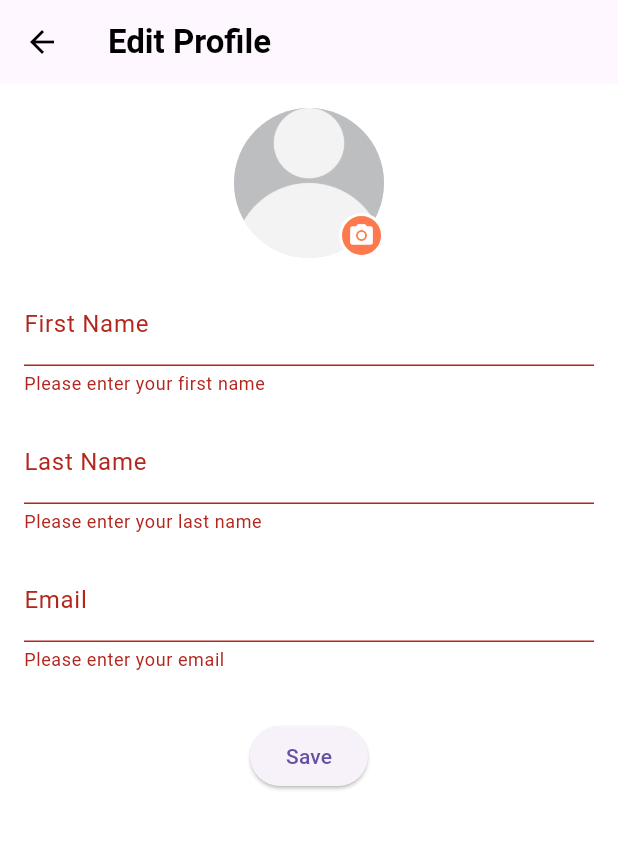
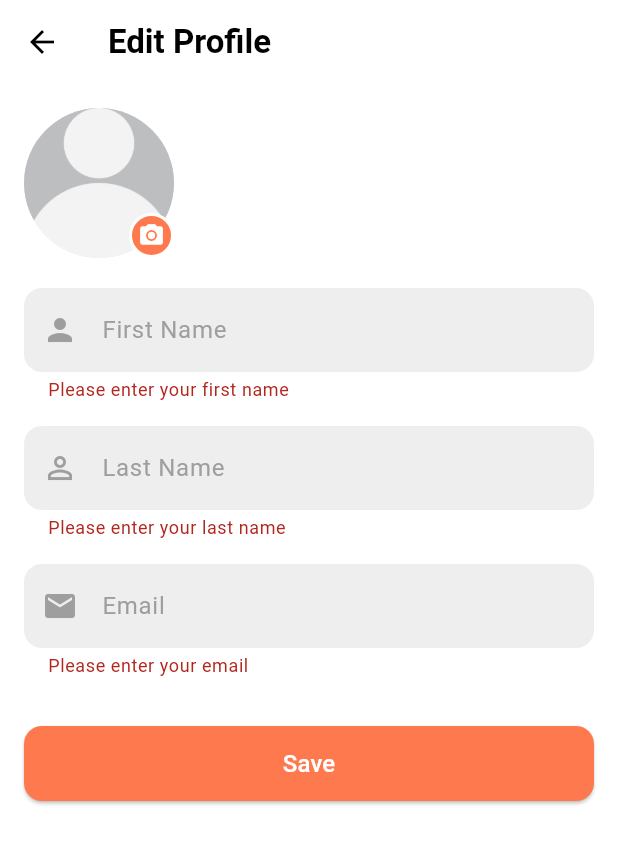
Before and after one commit to eloritzkovitz/SnapChef, a Flutter app: the EditProfileScreen screen opened directly, after a tap on "Save", on a phone screen of 412 x 824 dp. Shown: the top 844 px of the screen. Run offline on Flutter 3.47's test engine with Material 3 defaults, Android fonts, the phone set to English and light mode, and no system bars; our stand-ins replace firebase_core, firebase_messaging, flutter_dotenv, flutter_local_notifications, flutter_markdown, flutter_signin_button and 7 more; accounts and stored records are empty.

Commit message:
Redesigned edit profile screen

```diff
--- a/lib/views/profile/edit_profile_screen.dart
+++ b/lib/views/profile/edit_profile_screen.dart
@@ -3,7 +3,6 @@ import 'package:flutter/material.dart';
 import 'package:image_picker/image_picker.dart';
 import 'package:provider/provider.dart';
 import '../../viewmodels/auth_viewmodel.dart';
-import '../../theme/colors.dart';
 
 class EditProfileScreen extends StatefulWidget {
   const EditProfileScreen({super.key});
@@ -23,9 +22,12 @@ class _EditProfileScreenState extends State<EditProfileScreen> {
   void initState() {
     super.initState();
     final authViewModel = Provider.of<AuthViewModel>(context, listen: false);
-    _firstNameController = TextEditingController(text: authViewModel.user?.firstName ?? '');
-    _lastNameController = TextEditingController(text: authViewModel.user?.lastName ?? '');
-    _emailController = TextEditingController(text: authViewModel.user?.email ?? '');
+    _firstNameController =
+        TextEditingController(text: authViewModel.user?.firstName ?? '');
+    _lastNameController =
+        TextEditingController(text: authViewModel.user?.lastName ?? '');
+    _emailController =
+        TextEditingController(text: authViewModel.user?.email ?? '');
   }
 
   @override
@@ -49,10 +51,13 @@ class _EditProfileScreenState extends State<EditProfileScreen> {
   @override
   Widget build(BuildContext context) {
     final authViewModel = Provider.of<AuthViewModel>(context);
+    final primaryColor = Theme.of(context).primaryColor;
 
     return Scaffold(
       appBar: AppBar(
-        title: const Text('Edit Profile', style: TextStyle(fontWeight: FontWeight.bold)),
+        title: const Text('Edit Profile',
+            style: TextStyle(fontWeight: FontWeight.bold)),
+        backgroundColor: Colors.white,
         foregroundColor: Colors.black,
         iconTheme: const IconThemeData(color: Colors.black),
       ),
@@ -62,6 +67,7 @@ class _EditProfileScreenState extends State<EditProfileScreen> {
           key: _formKey,
           child: SingleChildScrollView(
             child: Column(
+              crossAxisAlignment: CrossAxisAlignment.start,
               children: [
                 Stack(
                   children: [
@@ -70,8 +76,11 @@ class _EditProfileScreenState extends State<EditProfileScreen> {
                       backgroundImage: _selectedImage != null
                           ? FileImage(_selectedImage!)
                           : authViewModel.user?.profilePicture != null
-                              ? NetworkImage(authViewModel.getFullImageUrl(authViewModel.user!.profilePicture!)) as ImageProvider
-                              : const AssetImage('assets/images/default_profile.png'),
+                              ? NetworkImage(authViewModel.getFullImageUrl(
+                                      authViewModel.user!.profilePicture!))
+                                  as ImageProvider
+                              : const AssetImage(
+                                  'assets/images/default_profile.png'),
                     ),
                     Positioned(
                       bottom: 0,
@@ -96,12 +105,24 @@ class _EditProfileScreenState extends State<EditProfileScreen> {
                     ),
                   ],
                 ),
-                const SizedBox(height: 16),
+                const SizedBox(
+                    height:
+                        20),
 
                 // First Name Field
                 TextFormField(
                   controller: _firstNameController,
-                  decoration: const InputDecoration(labelText: 'First Name'),
+                  decoration: InputDecoration(
+                    labelText: 'First Name',
+                    labelStyle: const TextStyle(color: Colors.grey),
+                    filled: true,
+                    fillColor: Colors.grey[200],
+                    border: OutlineInputBorder(
+                      borderRadius: BorderRadius.circular(12),
+                      borderSide: BorderSide.none,
+                    ),
+                    prefixIcon: const Icon(Icons.person, color: Colors.grey),
+                  ),
                   validator: (value) {
                     if (value == null || value.isEmpty) {
                       return 'Please enter your first name';
@@ -114,7 +135,18 @@ class _EditProfileScreenState extends State<EditProfileScreen> {
                 // Last Name Field
                 TextFormField(
                   controller: _lastNameController,
-                  decoration: const InputDecoration(labelText: 'Last Name'),
+                  decoration: InputDecoration(
+                    labelText: 'Last Name',
+                    labelStyle: const TextStyle(color: Colors.grey),
+                    filled: true,
+                    fillColor: Colors.grey[200],
+                    border: OutlineInputBorder(
+                      borderRadius: BorderRadius.circular(12),
+                      borderSide: BorderSide.none,
+                    ),
+                    prefixIcon:
+                        const Icon(Icons.person_outline, color: Colors.grey),
+                  ),
                   validator: (value) {
                     if (value == null || value.isEmpty) {
                       return 'Please enter your last name';
@@ -127,7 +159,17 @@ class _EditProfileScreenState extends State<EditProfileScreen> {
                 // Email Field
                 TextFormField(
                   controller: _emailController,
-                  decoration: const InputDecoration(labelText: 'Email'),
+                  decoration: InputDecoration(
+                    labelText: 'Email',
+                    labelStyle: const TextStyle(color: Colors.grey),
+                    filled: true,
+                    fillColor: Colors.grey[200],
+                    border: OutlineInputBorder(
+                      borderRadius: BorderRadius.circular(12),
+                      borderSide: BorderSide.none,
+                    ),
+                    prefixIcon: const Icon(Icons.email, color: Colors.grey),
+                  ),
                   validator: (value) {
                     if (value == null || value.isEmpty) {
                       return 'Please enter your email';
@@ -138,7 +180,10 @@ class _EditProfileScreenState extends State<EditProfileScreen> {
                 const SizedBox(height: 32),
 
                 // Save Button
-                ElevatedButton(
+                SizedBox(
+                  width: double.infinity,
+                  height: 50,
+                  child: ElevatedButton(
                     onPressed: () async {
                       if (_formKey.currentState!.validate()) {
                         // Show a loading indicator while updating the profile
@@ -158,24 +203,29 @@ class _EditProfileScreenState extends State<EditProfileScreen> {
                             email: _emailController.text,
                             profilePicture: _selectedImage,
                           );
-
-                        // Close the loading indicator
+                          Navigator.pop(context); // Close the loading indicator
+                          Navigator.pop(context); // Go back to the previous screen after successful update
+                        } catch (e) {
                           Navigator.pop(context);
-
-                        // Navigate back to the ProfileScreen
-                        Navigator.pop(context);
-                      } catch (e) {
-                        // Close the loading indicator
-                        Navigator.pop(context);
-
-                        // Show an error message
                           ScaffoldMessenger.of(context).showSnackBar(
-                          SnackBar(content: Text('Failed to update profile: $e')),
+                            SnackBar(
+                                content: Text('Failed to update profile: $e')),
                           );
                         }
                       }
                     },
-                  child: const Text('Save'),
+                    style: ElevatedButton.styleFrom(
+                      backgroundColor: primaryColor,
+                      foregroundColor: Colors.white,
+                      shape: RoundedRectangleBorder(
+                        borderRadius: BorderRadius.circular(12),
+                      ),
+                    ),
+                    child: const Text(
+                      'Save',
+                      style: TextStyle(fontSize: 16),
+                    ),
+                  ),
                 ),
               ],
             ),
```
Lines whose indentation alone changed are shown as unchanged.
